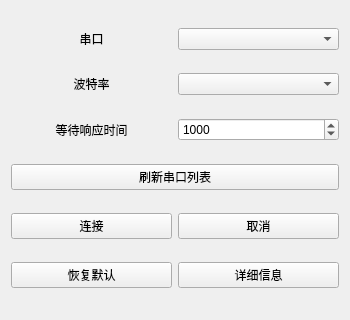
Qt form connectDialog/connectdialog.ui (whjdark/Happy-Drive) before a commit.
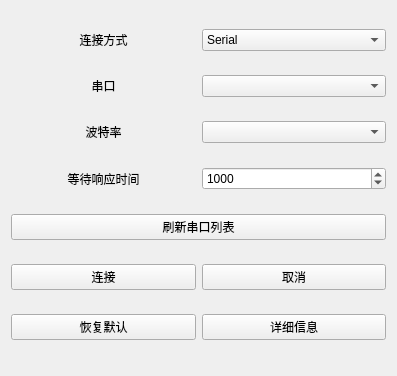
The same form after that commit. Icons and pictures are not drawn.

The edit to the form file:
```diff
--- a/connectDialog/connectdialog.ui
+++ b/connectDialog/connectdialog.ui
@@ -6,8 +6,8 @@
    <rect>
     <x>0</x>
     <y>0</y>
-    <width>350</width>
-    <height>320</height>
+    <width>397</width>
+    <height>376</height>
    </rect>
   </property>
   <property name="windowTitle">
@@ -18,6 +18,34 @@
     <normaloff>:/icon/res/icon/connect.png</normaloff>:/icon/res/icon/connect.png</iconset>
   </property>
   <layout class="QVBoxLayout" name="verticalLayout">
+   <item>
+    <layout class="QHBoxLayout" name="horizontalLayout_6">
+     <item>
+      <widget class="QLabel" name="commPortLabel">
+       <property name="text">
+        <string>连接方式</string>
+       </property>
+       <property name="alignment">
+        <set>Qt::AlignCenter</set>
+       </property>
+      </widget>
+     </item>
+     <item>
+      <widget class="QComboBox" name="commPortComboBox">
+       <item>
+        <property name="text">
+         <string>Serial</string>
+        </property>
+       </item>
+       <item>
+        <property name="text">
+         <string/>
+        </property>
+       </item>
+      </widget>
+     </item>
+    </layout>
+   </item>
    <item>
     <layout class="QHBoxLayout" name="horizontalLayout">
      <item>
```
